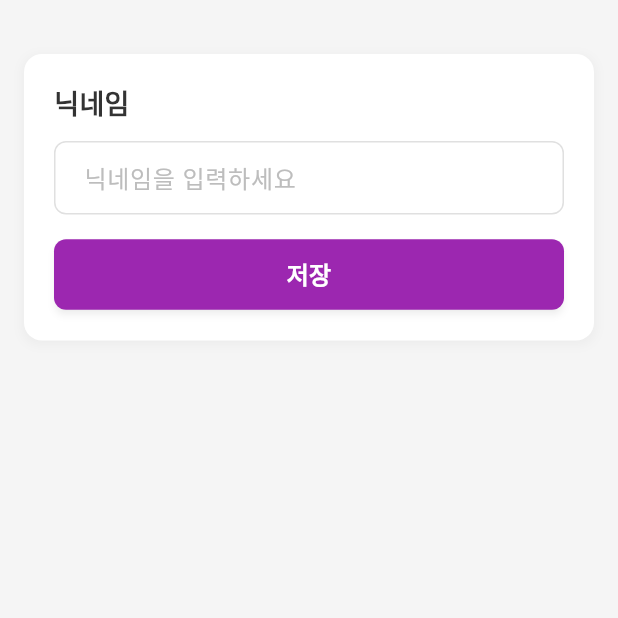
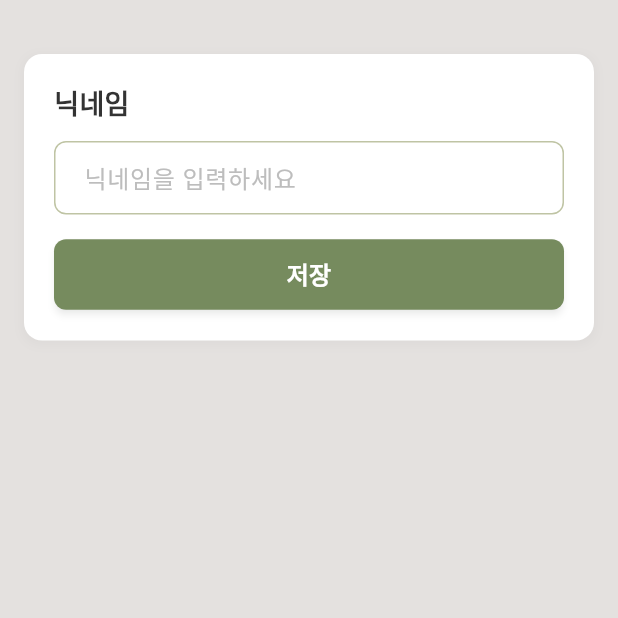
Before and after one commit to LHOIKTN/luanchlunch, a Flutter app: the ProfileScreen screen opened directly, on a phone screen of 412 x 824 dp, the top half of it. Run offline on Flutter 3.47's test engine with Material 3 defaults, Android fonts, the phone set to English and light mode, and no system bars; our stand-ins replace flutter_dotenv, hive, hive_flutter, supabase_flutter; accounts and stored records are empty; network calls fail.

Commit message:
Updated color palette in AppColors class to a new green theme, adjusting primary, secondary, background, text, and border colors for improved visual consistency. Enhanced gradient definitions and shadow colors to align with the new design.

```diff
--- a/lib/theme/app_colors.dart
+++ b/lib/theme/app_colors.dart
@@ -2,47 +2,47 @@ import 'package:flutter/material.dart';
 
 /// 앱 전체에서 사용하는 색상들을 중앙에서 관리하는 클래스
 class AppColors {
-  // 기본 테마 색상 (연보라색)
-  static const Color primary = Color(0xFF9C27B0);
-  static const Color primaryLight = Color(0xFFE1BEE7);
-  static const Color primaryDark = Color(0xFF7B1FA2);
+  // 기본 테마 색상 (새로운 색상 팔레트)
+  static const Color primary = Color(0xFF768B5E);        // 중간 톤의 녹색
+  static const Color primaryLight = Color(0xFFBFC4A4);   // 연한 녹색
+  static const Color primaryDark = Color(0xFF41503F);    // 진한 녹색
 
   // 보조 색상들
-  static const Color secondary = Color(0xFFE1BEE7);
-  static const Color secondaryLight = Color(0xFFF3E5F5);
-  static const Color secondaryDark = Color(0xFFC2185B);
+  static const Color secondary = Color(0xFFBFC4A4);      // 연한 녹색
+  static const Color secondaryLight = Color(0xFFE4E1DF); // 가장 연한 색
+  static const Color secondaryDark = Color(0xFF27322A);  // 매우 진한 색
 
   // 배경 색상들
-  static const Color background = Color(0xFFF5F5F5);
+  static const Color background = Color(0xFFE4E1DF);     // 가장 연한 색을 배경으로
   static const Color surface = Colors.white;
   static const Color cardBackground = Colors.white;
 
   // 텍스트 색상들
-  static const Color textPrimary = Color(0xFF333333);
-  static const Color textSecondary = Color(0xFF666666);
-  static const Color textHint = Color(0xFF999999);
+  static const Color textPrimary = Color(0xFF27322A);    // 가장 진한 색을 주 텍스트로
+  static const Color textSecondary = Color(0xFF41503F);  // 진한 녹색을 보조 텍스트로
+  static const Color textHint = Color(0xFF768B5E);       // 중간 톤을 힌트 텍스트로
   static const Color textWhite = Colors.white;
 
   // 상태 색상들
-  static const Color success = Color(0xFF4CAF50);
-  static const Color error = Color(0xFFF44336);
-  static const Color warning = Color(0xFFFF9800);
-  static const Color info = Color(0xFF2196F3);
+  static const Color success = Color(0xFF768B5E);        // 중간 톤 녹색을 성공 색으로
+  static const Color error = Color(0xFFF44336);          // 기존 빨간색 유지
+  static const Color warning = Color(0xFFFF9800);        // 기존 주황색 유지
+  static const Color info = Color(0xFF2196F3);           // 기존 파란색 유지
 
   // 랭킹 메달 색상들
-  static const Color gold = Color(0xFFFFD700);
-  static const Color silver = Color(0xFFC0C0C0);
-  static const Color bronze = Color(0xFFCD7F32);
+  static const Color gold = Color(0xFFFFD700);           // 기존 금색 유지
+  static const Color silver = Color(0xFFC0C0C0);        // 기존 은색 유지
+  static const Color bronze = Color(0xFFCD7F32);        // 기존 동색 유지
 
   // 그라데이션 색상들
   static const List<Color> primaryGradient = [
-    Color(0xFFE1BEE7),
-    Color(0xFFF3E5F5),
+    Color(0xFFE4E1DF),  // 가장 연한 색
+    Color(0xFFBFC4A4),  // 연한 녹색
   ];
 
   static const List<Color> cardGradient = [
-    Color(0xFFF3E5F5),
-    Color(0xFFE1BEE7),
+    Color(0xFFBFC4A4),  // 연한 녹색
+    Color(0xFF768B5E),  // 중간 톤 녹색
   ];
 
   static const List<Color> warningGradient = [
@@ -51,17 +51,17 @@ class AppColors {
   ];
 
   // 그림자 색상
-  static Color shadow = Colors.grey.withOpacity(0.2);
-  static Color shadowLight = Colors.grey.withOpacity(0.1);
+  static Color shadow = const Color(0xFF27322A).withOpacity(0.2);  // 가장 진한 색을 그림자로
+  static Color shadowLight = const Color(0xFF27322A).withOpacity(0.1);
 
   // 테두리 색상들
-  static const Color borderLight = Color(0xFFE0E0E0);
-  static const Color borderMedium = Color(0xFFBDBDBD);
-  static const Color borderDark = Color(0xFF9E9E9E);
+  static const Color borderLight = Color(0xFFBFC4A4);    // 연한 녹색
+  static const Color borderMedium = Color(0xFF768B5E);   // 중간 톤 녹색
+  static const Color borderDark = Color(0xFF41503F);     // 진한 녹색
 
   // 투명도가 적용된 색상들
   static Color primaryWithOpacity(double opacity) =>
       primary.withOpacity(opacity);
   static Color shadowWithOpacity(double opacity) =>
-      Colors.grey.withOpacity(opacity);
+      const Color(0xFF27322A).withOpacity(opacity);
 }
```
